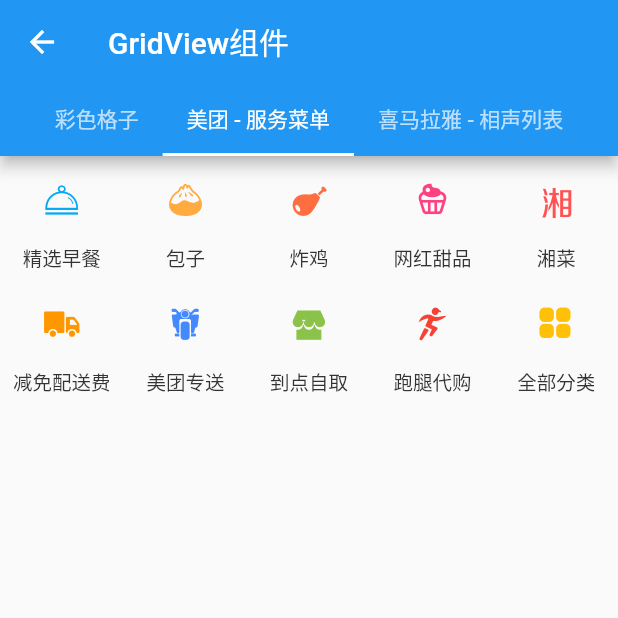
After one commit to SmallStoneSK/flutter_training_app, a Flutter app: the GridViewDemo screen opened by its route, tab 2 chosen, on a phone screen of 412 x 824 dp, the top half of it. The commit adds this screen. Run offline on Flutter 3.47's test engine with Material 2 defaults, Android fonts, the phone set to English and light mode, and no system bars; our stand-ins replace toast.

Commit message:
[add] 添加GridView组件示例

```diff
--- /dev/null
+++ b/lib/grid_view/index.dart
@@ -0,0 +1,43 @@
+import 'package:flutter/material.dart';
+
+import '../common/demo_tabs.dart';
+import 'color_grids.dart';
+import 'service_categories.dart';
+import 'guess_like_list.dart';
+
+List<DemoTabViewModel> demos = [
+  DemoTabViewModel(title: '彩色格子', widget: ColorGrids()),
+  DemoTabViewModel(title: '美团 - 服务菜单', widget: ServiceCategories()),
+  DemoTabViewModel(title: '喜马拉雅 - 相声列表', widget: GuessLikeList()),
+];
+
+class GridViewDemo extends StatefulWidget {
+  @override
+  _GridViewDemoState createState() => _GridViewDemoState();
+}
+
+class _GridViewDemoState extends State<GridViewDemo>
+    with SingleTickerProviderStateMixin {
+  TabController tabController;
+
+  @override
+  void initState() {
+    super.initState();
+    this.tabController = new TabController(length: demos.length, vsync: this);
+  }
+
+  @override
+  void dispose() {
+    super.dispose();
+    this.tabController.dispose();
+  }
+
+  @override
+  Widget build(BuildContext context) {
+    return DemoTabs(
+      demos: demos,
+      title: 'GridView组件',
+      tabController: this.tabController,
+    );
+  }
+}
--- /dev/null
+++ b/lib/grid_view/mock_data.dart
@@ -0,0 +1,135 @@
+import 'package:flutter/material.dart';
+
+import 'programme.dart';
+import 'service_item.dart';
+import '../common/custom_icons.dart';
+
+/// 喜马拉雅 - 相声节目清单
+const List<ProgrammeViewModel> programmeList = [
+  ProgrammeViewModel(
+    title: '笑坛三巨匠之一：郭德纲最新高清相声集',
+    playsCount: 363182465,
+    needVip: false,
+    coverImgUrl:
+        'http://imagev2.xmcdn.com/group61/M0A/5D/74/wKgMcF0IoUmCLEZIAAfqML_y44E351.jpg!op_type=5&upload_type=album&device_type=ios&name=large&magick=png',
+  ),
+  ProgrammeViewModel(
+    title: '德云社相声十年经典之一',
+    playsCount: 10236432,
+    needVip: false,
+    coverImgUrl:
+        'http://imagev2.xmcdn.com/group43/M01/AC/C8/wKgKklskehLi4XS1AARLpcjABqA907.jpg!op_type=5&upload_type=album&device_type=ios&name=large&magick=png',
+  ),
+  ProgrammeViewModel(
+    title: '郭德纲经典相声',
+    playsCount: 8628885,
+    needVip: true,
+    coverImgUrl:
+        'http://imagev2.xmcdn.com/group63/M02/5E/4C/wKgMaF0IomXwR0fMAAbRPUR6d-E118.jpg!op_type=5&upload_type=album&device_type=ios&name=large&magick=png',
+  ),
+  ProgrammeViewModel(
+    title: '丑女也能做皇后 | 郭德纲笑说钟无艳的绝世奇闻',
+    playsCount: 35346856,
+    needVip: false,
+    coverImgUrl:
+        'http://imagev2.xmcdn.com/group61/M01/5D/AD/wKgMZl0Io4zSQaoqAApJnId5Fxs220.jpg!op_type=5&upload_type=album&device_type=ios&name=large&magick=png',
+  ),
+  ProgrammeViewModel(
+    title: '女妖精的一推就软？听郭德纲单口《九尾狐》',
+    playsCount: 17787252,
+    needVip: true,
+    coverImgUrl:
+        'http://imagev2.xmcdn.com/group63/M04/60/DB/wKgMaF0Ir5bAs3I6AAi5jSpprHU406.jpg!op_type=5&upload_type=album&device_type=ios&name=large&magick=png',
+  ),
+  ProgrammeViewModel(
+    title: '周文强老师财富本质课程独播',
+    playsCount: 10361,
+    needVip: false,
+    coverImgUrl:
+        'http://imagev2.xmcdn.com/group63/M04/11/7C/wKgMaF0hpLWDI57SAALanlUKN40914.jpg!op_type=5&upload_type=album&device_type=ios&name=large&magick=png',
+  ),
+];
+
+/// 美团 - 服务菜单
+const List<ServiceItemViewModel> serviceList = [
+  ServiceItemViewModel(
+    title: '精选早餐',
+    icon: Icon(
+      CustomIcons.breakFirst,
+      size: 25,
+      color: Colors.lightBlue,
+    ),
+  ),
+  ServiceItemViewModel(
+    title: '包子',
+    icon: Icon(
+      CustomIcons.baozi,
+      size: 25,
+      color: Colors.orangeAccent,
+    ),
+  ),
+  ServiceItemViewModel(
+    title: '炸鸡',
+    icon: Icon(
+      CustomIcons.friedFood,
+      size: 29,
+      color: Colors.deepOrangeAccent,
+    ),
+  ),
+  ServiceItemViewModel(
+    title: '网红甜品',
+    icon: Icon(
+      CustomIcons.sweetmeats,
+      size: 30,
+      color: Colors.pinkAccent,
+    ),
+  ),
+  ServiceItemViewModel(
+    title: '湘菜',
+    icon: Icon(
+      CustomIcons.xiangCuisine,
+      size: 20,
+      color: Colors.redAccent,
+    ),
+  ),
+  ServiceItemViewModel(
+    title: '减免配送费',
+    icon: Icon(
+      CustomIcons.truck,
+      size: 25,
+      color: Colors.orange,
+    ),
+  ),
+  ServiceItemViewModel(
+    title: '美团专送',
+    icon: Icon(
+      CustomIcons.motorbike,
+      size: 28,
+      color: Colors.blueAccent,
+    ),
+  ),
+  ServiceItemViewModel(
+    title: '到点自取',
+    icon: Icon(
+      CustomIcons.shop,
+      size: 25,
+      color: Colors.lightGreen,
+    ),
+  ),
+  ServiceItemViewModel(
+    title: '跑腿代购',
+    icon: Icon(
+      CustomIcons.errand,
+      size: 25,
+      color: Colors.red,
+    ),
+  ),
+  ServiceItemViewModel(
+    title: '全部分类',
+    icon: Icon(
+      CustomIcons.allCategories,
+      size: 25,
+      color: Colors.amber,
+    ),
+  ),
+];
--- /dev/null
+++ b/lib/grid_view/service_categories.dart
@@ -0,0 +1,15 @@
+import 'package:flutter/material.dart';
+
+import 'service_item.dart';
+import 'mock_data.dart';
+
+class ServiceCategories extends StatelessWidget {
+  @override
+  Widget build(BuildContext context) {
+    return GridView.count(
+      crossAxisCount: 5,
+      padding: EdgeInsets.symmetric(vertical: 0),
+      children: serviceList.map((item) => ServiceItem(data: item)).toList(),
+    );
+  }
+}
--- /dev/null
+++ b/lib/grid_view/service_item.dart
@@ -0,0 +1,40 @@
+import 'package:flutter/material.dart';
+
+class ServiceItem extends StatelessWidget {
+  final ServiceItemViewModel data;
+
+  ServiceItem({Key key, this.data}) : super(key: key);
+
+  @override
+  Widget build(BuildContext context) {
+    return Container(
+      alignment: Alignment.center,
+      padding: EdgeInsets.only(bottom: 5),
+      child: Column(
+        children: <Widget>[
+          Expanded(child: this.data.icon),
+          Text(
+            this.data.title,
+            style: TextStyle(
+              fontSize: 13,
+              color: Color(0xFF333333),
+            ),
+          ),
+        ],
+      ),
+    );
+  }
+}
+
+class ServiceItemViewModel {
+  /// 图标
+  final Icon icon;
+
+  /// 标题
+  final String title;
+
+  const ServiceItemViewModel({
+    this.icon,
+    this.title,
+  });
+}
--- a/pubspec.yaml
+++ b/pubspec.yaml
@@ -62,6 +62,9 @@ flutter:
     - family: Farrington
       fonts:
         - asset: assets/fonts/Farrington-7B.ttf
+    - family: IconFont
+      fonts:
+        - asset: assets/fonts/IconFont.ttf
   #   - family: Schyler
   #     fonts:
   #       - asset: fonts/Schyler-Regular.ttf
```
Also changed, not shown: lib/basic_widgets/index.dart (+3 -12 lines), lib/common/custom_icons.dart (added, +34 -0 lines), lib/grid_view/color_grids.dart (added, +29 -0 lines), lib/grid_view/guess_like_list.dart (added, +73 -0 lines), lib/grid_view/programme.dart (added, +143 -0 lines), lib/list_view/index.dart (+5 -20 lines), lib/main.dart (+7 -0 lines), assets/fonts/IconFont.ttf (added).
